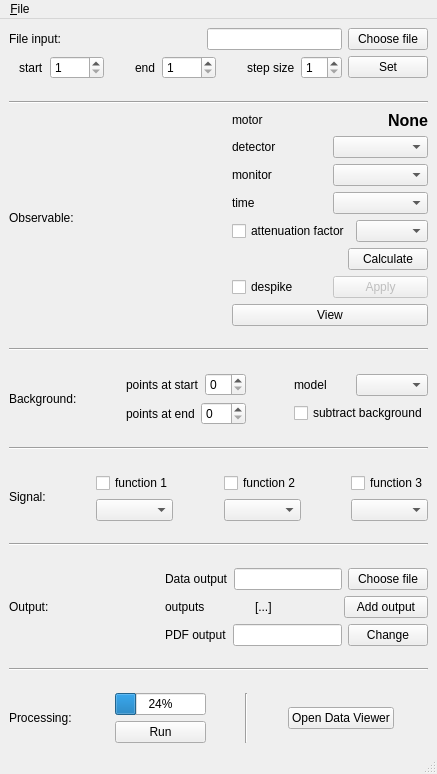
Old version of the form gui/iint-gui.ui in the repository syncope/adapt.
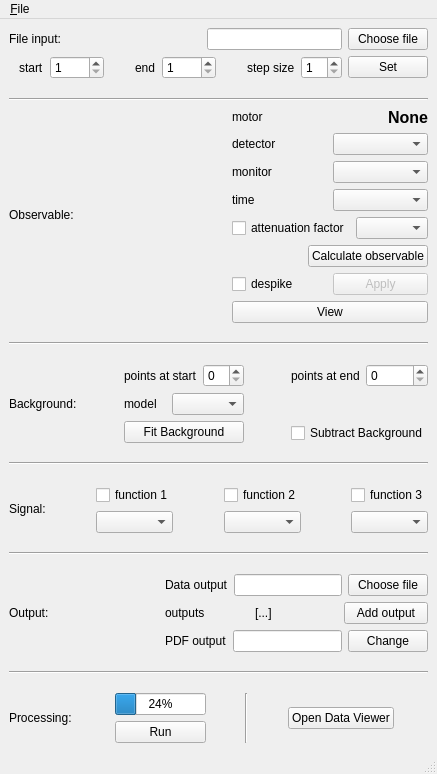
New version of the form.

Commit message:
more changes; not sure if it's the right way to go
what about the fitting functionality?

The edit to the form file:
```diff
--- a/gui/iint-gui.ui
+++ b/gui/iint-gui.ui
@@ -738,7 +738,7 @@
             <item>
              <widget class="QPushButton" name="observableCalcBtn">
               <property name="text">
-               <string>Calculate</string>
+               <string>Calculate observable</string>
               </property>
              </widget>
             </item>
@@ -850,37 +850,6 @@
           <item>
            <layout class="QHBoxLayout" name="horizontalLayout_9">
             <item>
-             <widget class="QLabel" name="label_7">
-              <property name="text">
-               <string>points at end</string>
-              </property>
-             </widget>
-            </item>
-            <item>
-             <widget class="QSpinBox" name="bkgEndPointsSB"/>
-            </item>
-           </layout>
-          </item>
-         </layout>
-        </item>
-        <item>
-         <spacer name="horizontalSpacer_6">
-          <property name="orientation">
-           <enum>Qt::Horizontal</enum>
-          </property>
-          <property name="sizeHint" stdset="0">
-           <size>
-            <width>40</width>
-            <height>20</height>
-           </size>
-          </property>
-         </spacer>
-        </item>
-        <item>
-         <layout class="QVBoxLayout" name="verticalLayout_2">
-          <item>
-           <layout class="QHBoxLayout" name="horizontalLayout_10">
-            <item>
              <widget class="QLabel" name="label_8">
               <property name="text">
                <string>model</string>
@@ -893,9 +862,60 @@
            </layout>
           </item>
           <item>
+           <widget class="QPushButton" name="pushButton">
+            <property name="text">
+             <string>Fit Background</string>
+            </property>
+           </widget>
+          </item>
+         </layout>
+        </item>
+        <item>
+         <spacer name="horizontalSpacer_6">
+          <property name="orientation">
+           <enum>Qt::Horizontal</enum>
+          </property>
+          <property name="sizeHint" stdset="0">
+           <size>
+            <width>40</width>
+            <height>20</height>
+           </size>
+          </property>
+         </spacer>
+        </item>
+        <item>
+         <layout class="QVBoxLayout" name="verticalLayout_2">
+          <item>
+           <layout class="QHBoxLayout" name="horizontalLayout_10">
+            <item>
+             <widget class="QLabel" name="label_7">
+              <property name="text">
+               <string>points at end</string>
+              </property>
+             </widget>
+            </item>
+            <item>
+             <widget class="QSpinBox" name="bkgEndPointsSB"/>
+            </item>
+           </layout>
+          </item>
+          <item>
+           <spacer name="verticalSpacer_10">
+            <property name="orientation">
+             <enum>Qt::Vertical</enum>
+            </property>
+            <property name="sizeHint" stdset="0">
+             <size>
+              <width>20</width>
+              <height>40</height>
+             </size>
+            </property>
+           </spacer>
+          </item>
+          <item>
            <widget class="QCheckBox" name="subtractBkgCheckBox">
             <property name="text">
-             <string>subtract background</string>
+             <string>Subtract Background</string>
             </property>
            </widget>
           </item>
```
The commit also changes 1 other file.
